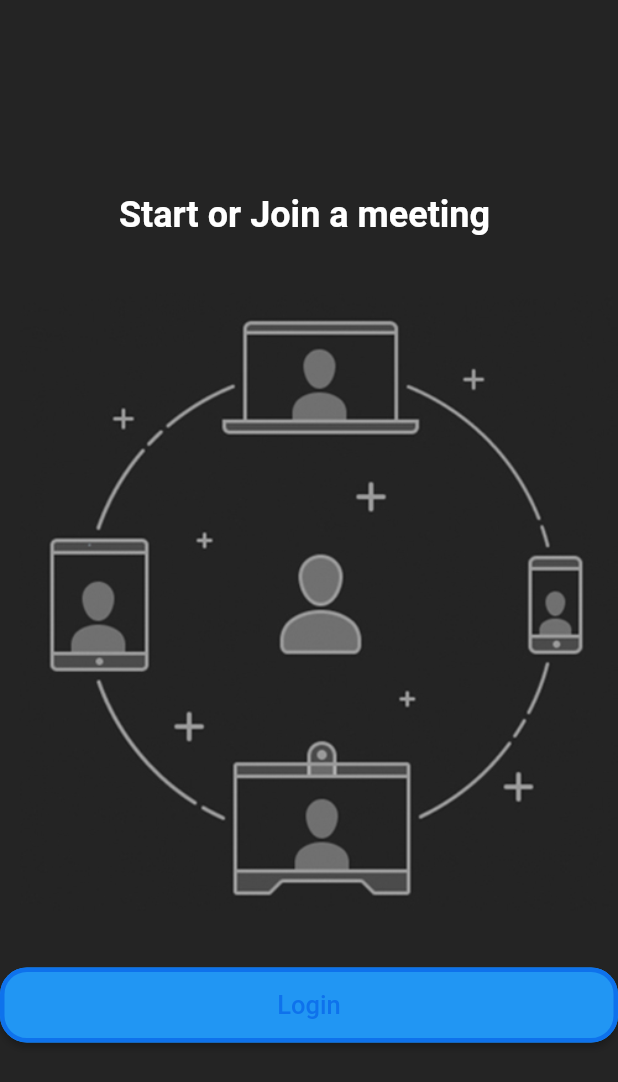
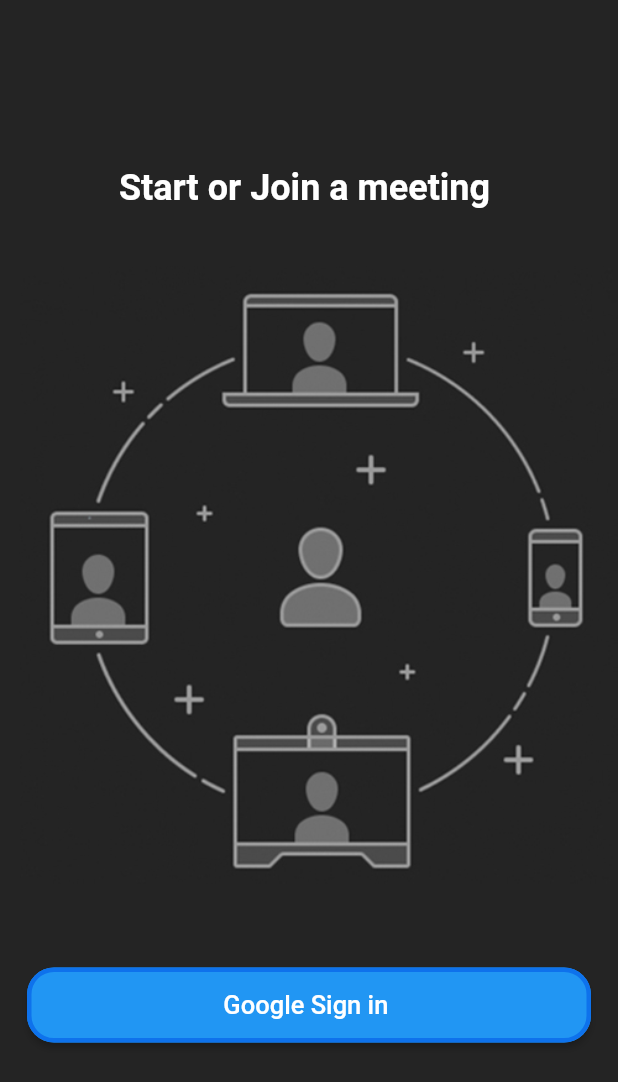
Before and after one commit to abdallah116294/Zoom_Clone, a Flutter app: the screen it shows after launch, on a phone screen of 412 x 824 dp. Shown: the top 1082 px of the screen. Run offline on Flutter 3.47's test engine with Material 2 defaults, Android fonts, the phone set to English and light mode, and no system bars; our stand-ins replace cloud_firestore, firebase_auth, firebase_core, google_sign_in; accounts and stored records are empty.

Commit message:
sign in with google and save data in  firestore

```diff
--- a/lib/app/app.dart
+++ b/lib/app/app.dart
@@ -1,4 +1,6 @@
 import 'package:flutter/material.dart';
+import 'package:zoom_clone/resources/auth_methods.dart';
+import 'package:zoom_clone/screens/home_screen.dart';
 import 'package:zoom_clone/utils/colors.dart';
 
 import '../screens/login_screen.dart';
@@ -7,17 +9,30 @@ class MyApp extends StatelessWidget {
   MyApp._internal();
   static final MyApp _instnce = MyApp._internal();
   factory MyApp() => _instnce;
+
   @override
   Widget build(BuildContext context) {
-    return   MaterialApp(
-      debugShowCheckedModeBanner: false,
-      theme: ThemeData.dark().copyWith(
-        scaffoldBackgroundColor: backgroundColor
-      ),
-      routes: {
-        LoginScreen.rootName:(context)=>const  LoginScreen()
-      },
-      home: const LoginScreen(),
-    );
+    return MaterialApp(
+        debugShowCheckedModeBanner: false,
+        theme:
+            ThemeData.dark().copyWith(scaffoldBackgroundColor: backgroundColor),
+        routes: {
+          LoginScreen.rootName: (context) => const LoginScreen(),
+          HomeScreen.rootName: (context) => const HomeScreen()
+        },
+        home: StreamBuilder(
+          stream: AuthMethods().authChage,
+          builder: (context, snapshot) {
+            if (snapshot.connectionState == ConnectionState.waiting) {
+              return const Center(
+                child: CircularProgressIndicator(),
+              );
+            }
+            if (snapshot.hasData) {
+              return const HomeScreen();
+            }
+            return const LoginScreen();
+          },
+        ));
   }
 }
--- a/lib/main.dart
+++ b/lib/main.dart
@@ -1,7 +1,10 @@
+import 'package:firebase_core/firebase_core.dart';
 import 'package:flutter/material.dart';
 
 import 'app/app.dart';
 
-void main() {
+void main() async {
+  WidgetsFlutterBinding.ensureInitialized();
+  await Firebase.initializeApp();
   runApp(MyApp());
 }
--- a/lib/screens/login_screen.dart
+++ b/lib/screens/login_screen.dart
@@ -1,4 +1,6 @@
 import 'package:flutter/material.dart';
+import 'package:zoom_clone/resources/auth_methods.dart';
+import 'package:zoom_clone/screens/home_screen.dart';
 import 'package:zoom_clone/widget/custom_button.dart';
 
 class LoginScreen extends StatefulWidget {
@@ -10,18 +12,32 @@ class LoginScreen extends StatefulWidget {
 }
 
 class _LoginScreenState extends State<LoginScreen> {
+  final AuthMethods authMethods = AuthMethods();
   @override
   Widget build(BuildContext context) {
-    return  Scaffold(
+    return Scaffold(
       body: Column(
         mainAxisAlignment: MainAxisAlignment.center,
         children: [
-          const Text("Start or Join a meeting ",style: TextStyle(fontSize: 24,fontWeight: FontWeight.bold),),
-         const  Padding(
+          const Text(
+            "Start or Join a meeting ",
+            style: TextStyle(fontSize: 24, fontWeight: FontWeight.bold,color:Colors.white),
+          ),
+          const Padding(
             padding: EdgeInsets.symmetric(vertical: 38),
             child: Image(image: AssetImage("assets/images/onboarding.jpg")),
           ),
-          CustomButton(text: "Login", onPressed: (){}),
+          CustomButton(
+              text: "Google Sign in ",
+              onPressed: () async {
+                bool res = await authMethods.signInWithGoogle(context);
+                if (res) {
+                  if (!mounted) {
+                    return;
+                  }
+                  Navigator.pushNamed(context, HomeScreen.rootName);
+                }
+              }),
         ],
       ),
     );
--- a/lib/widget/custom_button.dart
+++ b/lib/widget/custom_button.dart
@@ -12,7 +12,9 @@ final Function() onPressed;
 
   @override
   Widget build(BuildContext context) {
-    return ElevatedButton(
+    return Padding(
+      padding: const EdgeInsets.all(18.0),
+      child: ElevatedButton(
         style: ElevatedButton.styleFrom(
           foregroundColor: buttonColor,
           minimumSize: const Size(
@@ -27,8 +29,8 @@ final Function() onPressed;
           onPressed: onPressed,
           child: Text(
             text,
-          style: const TextStyle(fontSize: 17),
-
-        ));
+            style: const TextStyle(fontSize: 17,color: Colors.white),
+          )),
+    );
   }
 }
--- /dev/null
+++ b/lib/widget/snackbar.dart
@@ -0,0 +1,6 @@
+import 'package:flutter/material.dart';
+
+showSnackBar(BuildContext context, String text) {
+  return ScaffoldMessenger.of(context)
+      .showSnackBar(SnackBar(content: Text(text)));
+}
```
Also changed, not shown: lib/resources/auth_methods.dart (added, +43 -0 lines), lib/screens/home_screen.dart (added, +16 -0 lines), pubspec.yaml (+7 -17 lines), pubspec.lock, 4 other files. Lines whose indentation alone changed are shown as unchanged.
